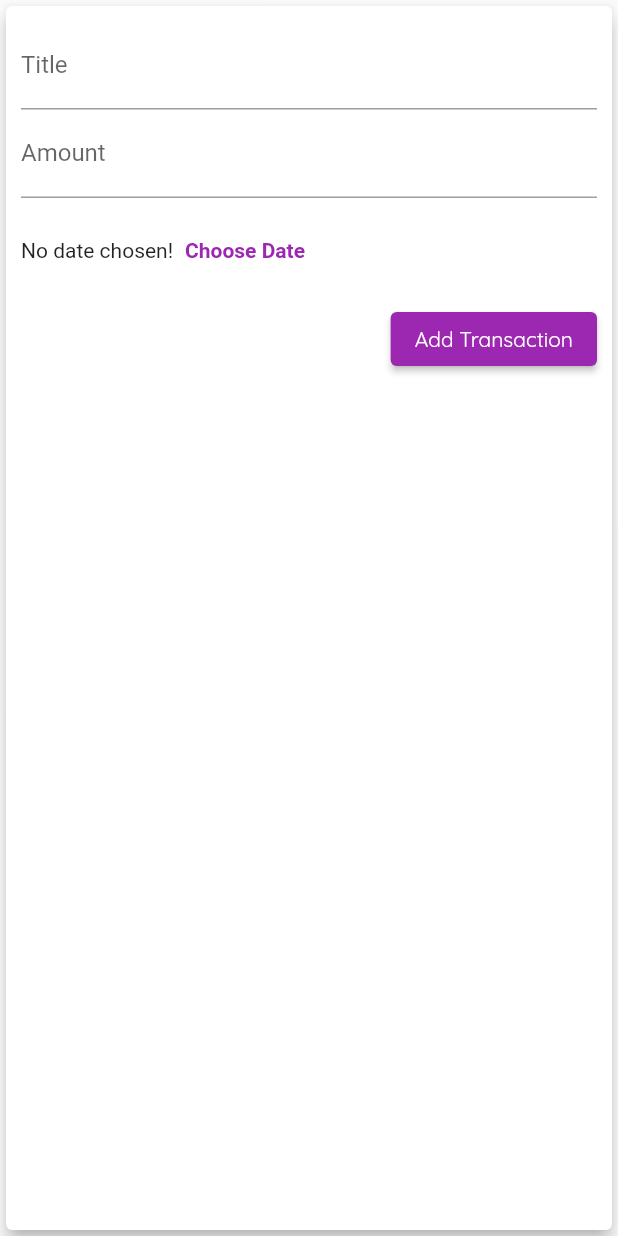
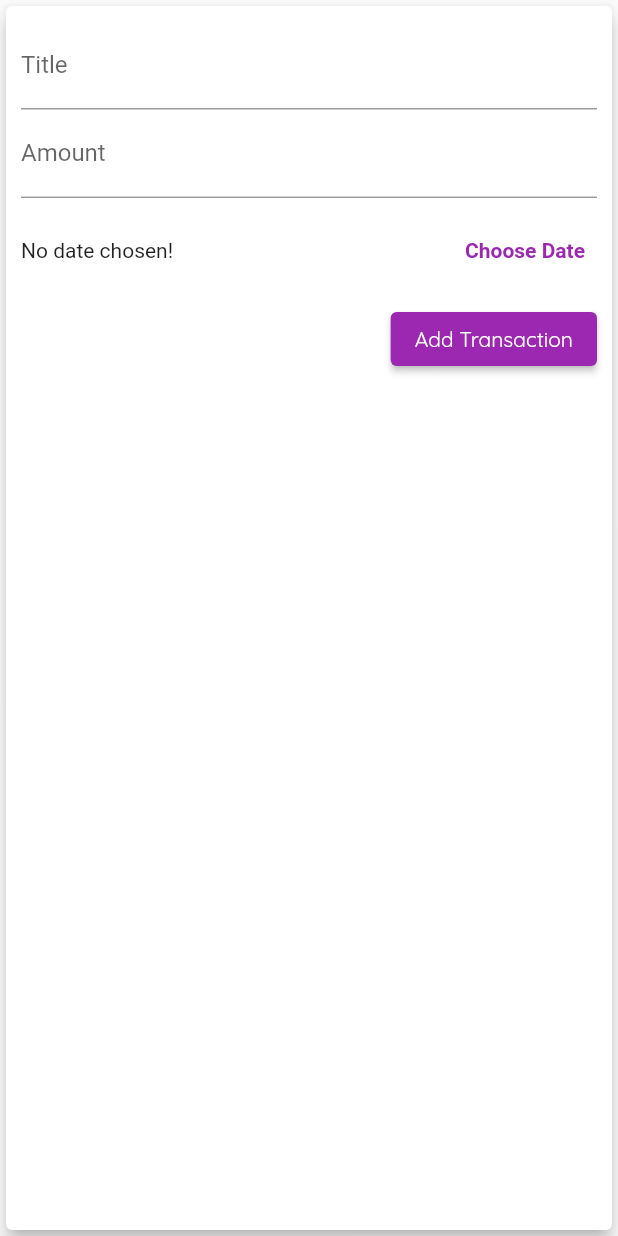
Before and after one commit to naman-gurnaaz/Expenses-App, a Flutter app: the NewTransactions widget shown alone on an empty page, opened directly with empty values, after a tap on "Add Transaction", on a phone screen of 412 x 824 dp. Run offline on Flutter 3.47's test engine with Material 2 defaults, Android fonts, the phone set to English and light mode, and no system bars.

Commit message:
Configuring Date and Adding Delete Feature

```diff
--- a/lib/widgets/new_transactions.dart
+++ b/lib/widgets/new_transactions.dart
@@ -1,4 +1,5 @@
 import 'package:flutter/material.dart';
+import 'package:intl/intl.dart';
 
 class NewTransactions extends StatefulWidget {
   final Function addTx;
@@ -10,24 +11,48 @@ class NewTransactions extends StatefulWidget {
 }
 
 class _NewTransactionsState extends State<NewTransactions> {
-  final titleController = TextEditingController();
+  final _titleController = TextEditingController();
 
-  final amountController = TextEditingController();
+  final _amountController = TextEditingController();
 
-  void submitData() {
-    final enteredTitle = titleController.text;
-    final enteredAmount = double.parse(amountController.text);
+  DateTime? _selectedDate;
 
-    if (enteredTitle.isEmpty || enteredAmount <= 0) {
+  void _submitData() {
+    final enteredTitle = _titleController.text;
+    final enteredAmount = double.parse(_amountController.text);
+
+    if (enteredTitle.isEmpty || enteredAmount <= 0 || _selectedDate == null) {
+      return;
+    }
+
+    if(_amountController.text.isEmpty){
       return;
     }
 
     widget.addTx(
       enteredTitle,
       enteredAmount,
+      _selectedDate,
     );
 
     Navigator.of(context).pop();
+  }
+
+  void _presentDatePicker() {
+    showDatePicker(
+            context: context,
+            initialDate: DateTime.now(),
+            firstDate: DateTime(2019),
+            lastDate: DateTime.now())
+        .then((pickedDate) {
+      if (pickedDate == null) {
+        return;
+      }
+
+      setState(() {
+        _selectedDate = pickedDate;
+      });
+    });
   }
 
   @override
@@ -41,37 +66,38 @@ class _NewTransactionsState extends State<NewTransactions> {
             children: <Widget>[
               TextField(
                 decoration: InputDecoration(labelText: 'Title'),
-                    controller: titleController,
-                    onSubmitted: (_) => submitData(),
+                controller: _titleController,
+                onSubmitted: (_) => _submitData(),
               ),
               TextField(
                 decoration: InputDecoration(labelText: 'Amount'),
-                    controller: amountController,
+                controller: _amountController,
                 keyboardType: TextInputType.number,
-                    onSubmitted: (_) => submitData(),
+                onSubmitted: (_) => _submitData(),
               ),
               Container(
                 height: 70,
                 child: Row(
                   children: <Widget>[
-                        Text('No date chosen!'),
+                    Expanded(
+                      child: Text(_selectedDate == null
+                          ? 'No date chosen!'
+                          : 'Picked Date: ${DateFormat.yMMMEd().format(_selectedDate!)}'),
+                    ),
                     TextButton(
-                          onPressed: () {},
+                      onPressed: _presentDatePicker,
                       child: Text('Choose Date'),
                       style: TextButton.styleFrom(
                           primary: Theme.of(context).primaryColor,
-                              textStyle:
-                                  TextStyle(fontWeight: FontWeight.bold)),
+                          textStyle: TextStyle(fontWeight: FontWeight.bold)),
                     )
                   ],
                 ),
               ),
               ElevatedButton(
-                    onPressed: submitData,
-                    child: Text(
-                      'Add Transaction',
-                      style: TextStyle(color: Colors.white)
-                    ),
+                onPressed: _submitData,
+                child: Text('Add Transaction',
+                    style: TextStyle(color: Colors.white)),
                 style: TextButton.styleFrom(
                   primary: Theme.of(context).primaryColor,
                 ),
```
Also changed, not shown: lib/main.dart (+11 -3 lines), lib/widgets/transaction_list.dart (+7 -1 lines). Lines whose indentation alone changed are shown as unchanged.
